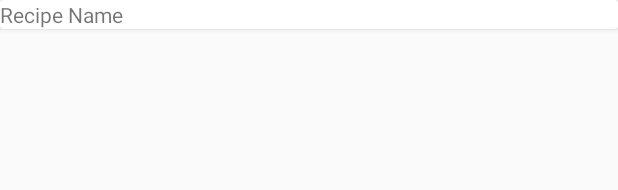
After one commit to noobiedever/baking-app, an Android app: the layout recipe_cards.xml on its own in the app's theme, with its tools: preview values and no code run, on a phone screen of 412 x 824 dp. The commit adds this screen. Shown: the top 190 px of the screen. Run offline under Robolectric (Android 15) with nearby library versions, the phone set to English and light mode, and no system bars.

Commit message:
Design layout for MainActivity

```diff
--- /dev/null
+++ b/app/src/main/res/layout/recipe_cards.xml
@@ -0,0 +1,20 @@
+<?xml version="1.0" encoding="utf-8"?>
+<LinearLayout
+    xmlns:android="http://schemas.android.com/apk/res/android"
+    xmlns:tools="http://schemas.android.com/tools"
+    android:orientation="vertical"
+    android:layout_width="match_parent"
+    android:layout_height="match_parent">
+
+    <androidx.cardview.widget.CardView
+        android:layout_width="match_parent"
+        android:layout_height="wrap_content">
+
+        <TextView
+            android:id="@+id/tv_recipe_title"
+            android:layout_width="match_parent"
+            android:layout_height="wrap_content"
+            tools:text="@string/tools_recipe_name"/>
+    </androidx.cardview.widget.CardView>
+
+</LinearLayout>
--- a/app/src/main/res/values/strings.xml
+++ b/app/src/main/res/values/strings.xml
@@ -1,3 +1,8 @@
 <resources>
     <string name="app_name">Baking App</string>
+
+    <string name="json_read_successful">Read contents of file successfully</string>
+
+    <!-- recipe_cards.xml -->
+    <string name="tools_recipe_name">Recipe Name</string>
 </resources>
```
Also changed, not shown: app/build.gradle (+7 -1 lines), app/src/main/java/com/example/bakingapp/MainActivity.java (+10 -0 lines), app/src/main/java/com/example/bakingapp/utils/FileUtils.java (added, +45 -0 lines), app/src/main/res/layout/activity_main.xml (+4 -8 lines).
